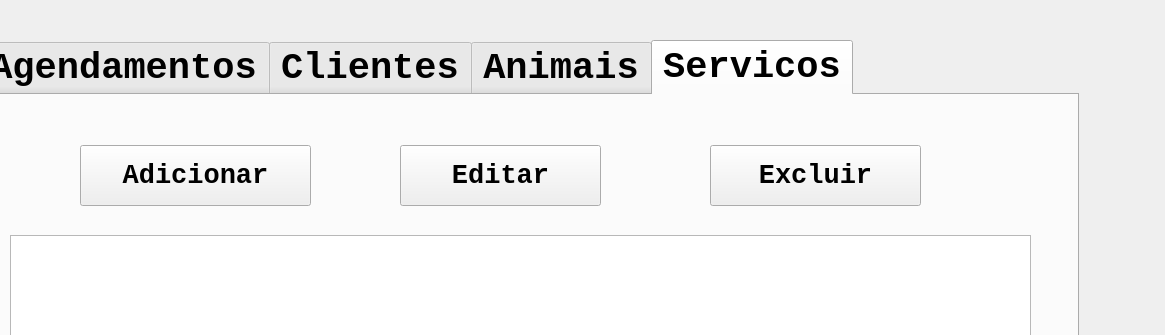
Above: interface.ui from Riba12/AV2---PAV---FlaPet before the change; both pictures show x 112 to 1277 and y 0 to 335 of the 1277 by 844 pixel window. Below: the same form after it.
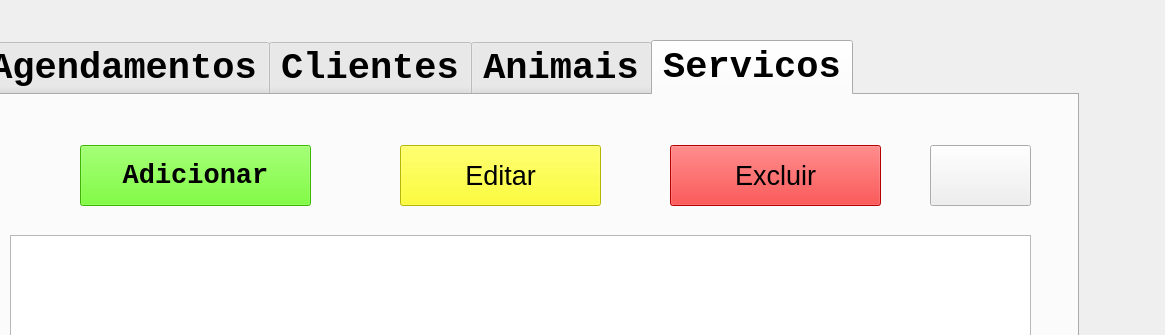
That is the form after the change. The open tabs and pages were chosen to show the change. Icons and pictures are not drawn.

Commit message: feat(): CRUD na GUI em serviços

```diff
--- a/interface.ui
+++ b/interface.ui
@@ -388,6 +388,9 @@
         <pointsize>20</pointsize>
        </font>
       </property>
+      <property name="styleSheet">
+       <string notr="true">background-color:rgb(255, 255, 0)</string>
+      </property>
       <property name="text">
        <string>Editar</string>
       </property>
@@ -403,9 +406,15 @@
       </property>
       <property name="font">
        <font>
+        <family>Courier New</family>
         <pointsize>20</pointsize>
+        <weight>75</weight>
+        <bold>true</bold>
        </font>
       </property>
+      <property name="styleSheet">
+       <string notr="true">background-color:rgb(85, 255, 0)</string>
+      </property>
       <property name="text">
        <string>Adicionar</string>
       </property>
@@ -413,7 +422,7 @@
      <widget class="QPushButton" name="ExcluirBT_4">
       <property name="geometry">
        <rect>
-        <x>730</x>
+        <x>690</x>
         <y>50</y>
         <width>211</width>
         <height>61</height>
@@ -424,10 +433,36 @@
         <pointsize>20</pointsize>
        </font>
       </property>
+      <property name="styleSheet">
+       <string notr="true">background-color:rgb(255, 0, 0)</string>
+      </property>
       <property name="text">
        <string>Excluir</string>
       </property>
      </widget>
+     <widget class="QPushButton" name="AtualizaSerBT">
+      <property name="geometry">
+       <rect>
+        <x>950</x>
+        <y>50</y>
+        <width>101</width>
+        <height>61</height>
+       </rect>
+      </property>
+      <property name="text">
+       <string/>
+      </property>
+      <property name="icon">
+       <iconset>
+        <normaloff>../../../../../../Downloads/refresh_10397787.png</normaloff>../../../../../../Downloads/refresh_10397787.png</iconset>
+      </property>
+      <property name="iconSize">
+       <size>
+        <width>48</width>
+        <height>48</height>
+       </size>
+      </property>
+     </widget>
     </widget>
    </widget>
   </widget>
```
Left out of the diff: 104 changed lines with no effect on the pictures. The commit also changes 6 other files.
